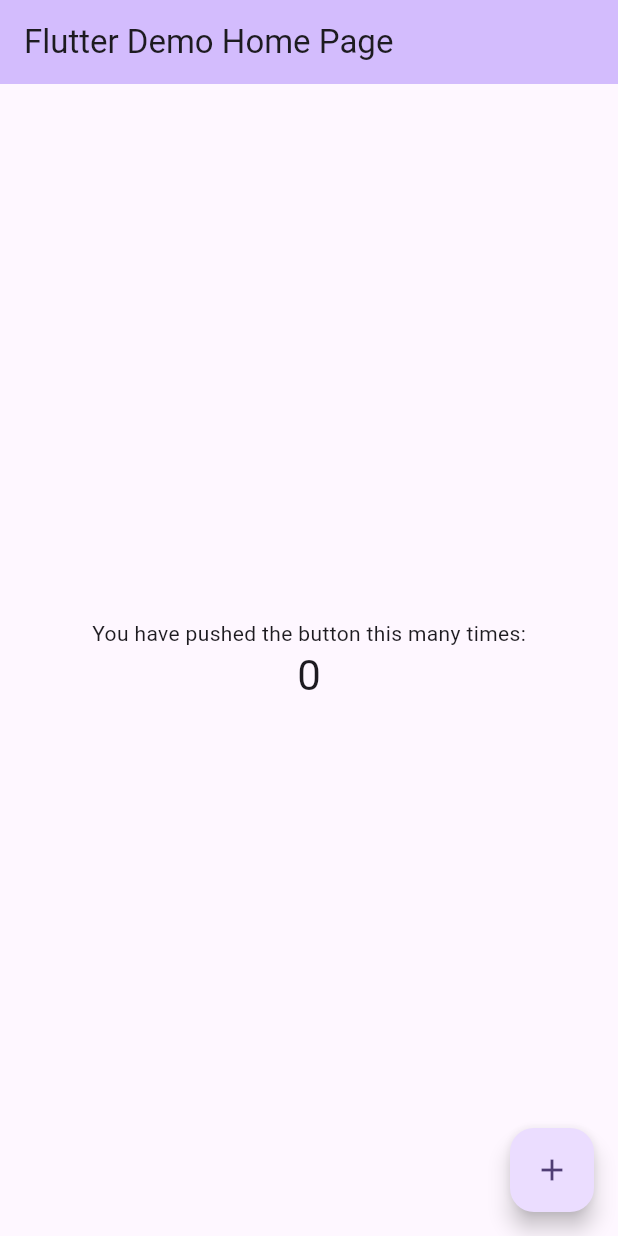
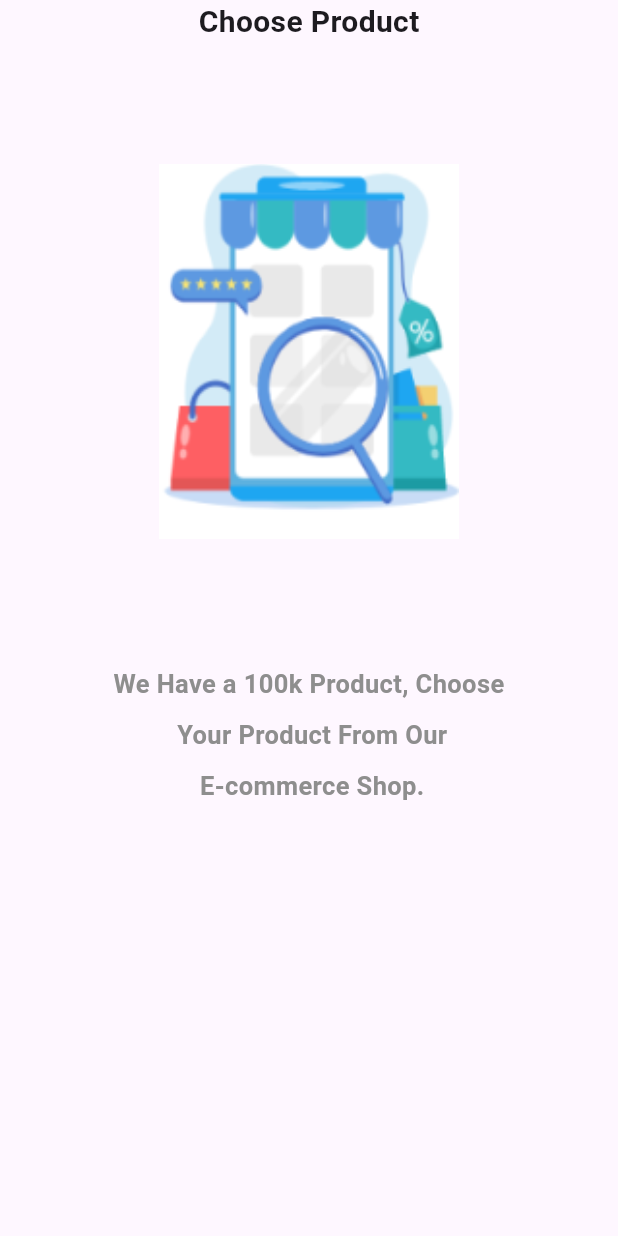
Before and after one commit to nadaeltorgoman/E-commerce_food_delivery, a Flutter app: the screen it shows after launch, on a phone screen of 412 x 824 dp. Run offline on Flutter 3.47's test engine with Material 3 defaults, Android fonts, the light colour scheme and no system bars; our stand-ins replace get.

Commit message:
onboarding part 1&2

```diff
--- /dev/null
+++ b/lib/core/constant/color.dart
@@ -0,0 +1,5 @@
+import 'package:flutter/material.dart';
+
+class AppColor{
+  static const Color grey = Color(0xff8e8e8e);
+}
--- /dev/null
+++ b/lib/core/constant/image_asset.dart
@@ -0,0 +1,7 @@
+class AppImageAsset {
+  static const String rootImage = "assets/images/onboardingImages";
+  static const String onBoardingImage1 = "$rootImage/onboarding1.PNG";
+  static const String onBoardingImage2 = "$rootImage/onboarding2.PNG";
+  static const String onBoardingImage3 = "$rootImage/onboarding3.PNG";
+  static const String onBoardingImage4 = "$rootImage/onboarding4.PNG";
+}
--- /dev/null
+++ b/lib/data/dataSource/static/static.dart
@@ -0,0 +1,25 @@
+import 'package:ecommerce_food_delivery/core/constant/image_asset.dart';
+import 'package:ecommerce_food_delivery/data/model/onboarding_model.dart';
+
+List<OnBoardingModel> onBoardingList = [
+  OnBoardingModel(
+      title: 'Choose Product',
+      image: AppImageAsset.onBoardingImage1,
+      body:
+          'We Have a 100k Product, Choose \n Your Product From Our \n E-commerce Shop.'),
+  OnBoardingModel(
+      title: 'Easy & Safe Payment',
+      image: AppImageAsset.onBoardingImage2,
+      body:
+          'Easy Checkout & Safe Payment \n Method. Trusted by our Customer \n from all over the world.'),
+  OnBoardingModel(
+      title: 'Track Your Order',
+      image: AppImageAsset.onBoardingImage3,
+      body:
+          'Best Tracker has been Used For \n Track Your order. You\'ll know where \n your product is at the moment.'),
+  OnBoardingModel(
+      title: 'Fast Delivery',
+      image: AppImageAsset.onBoardingImage4,
+      body:
+          'Reliable & Fast Delivery. We \n Deliver Your Product the fastest \n way possible.')
+];
--- /dev/null
+++ b/lib/data/model/onboarding_model.dart
@@ -0,0 +1,8 @@
+class OnBoardingModel {
+  final String? title;
+  final String? image;
+  final String? body;
+
+  OnBoardingModel(
+      {this.title, this.image, this.body});
+}
--- a/lib/main.dart
+++ b/lib/main.dart
@@ -1,4 +1,6 @@
+import 'package:ecommerce_food_delivery/view/screen/onboarding.dart';
 import 'package:flutter/material.dart';
+import 'package:get/get.dart';
 
 void main() {
   runApp(const MyApp());
@@ -10,116 +12,13 @@ class MyApp extends StatelessWidget {
   // This widget is the root of your application.
   @override
   Widget build(BuildContext context) {
-    return MaterialApp(
+    return GetMaterialApp(
+      debugShowCheckedModeBanner: false,
       title: 'Flutter Demo',
       theme: ThemeData(
-        // This is the theme of your application.
-        //
-        // TRY THIS: Try running your application with "flutter run". You'll see
-        // the application has a purple toolbar. Then, without quitting the app,
-        // try changing the seedColor in the colorScheme below to Colors.green
-        // and then invoke "hot reload" (save your changes or press the "hot
-        // reload" button in a Flutter-supported IDE, or press "r" if you used
-        // the command line to start the app).
-        //
-        // Notice that the counter didn't reset back to zero; the application
-        // state is not lost during the reload. To reset the state, use hot
-        // restart instead.
-        //
-        // This works for code too, not just values: Most code changes can be
-        // tested with just a hot reload.
-        colorScheme: ColorScheme.fromSeed(seedColor: Colors.deepPurple),
-        useMaterial3: true,
+        primarySwatch: Colors.blue
       ),
-      home: const MyHomePage(title: 'Flutter Demo Home Page'),
+      home: const Onboarding(),
     );
   }
 }
-
-class MyHomePage extends StatefulWidget {
-  const MyHomePage({super.key, required this.title});
-
-  // This widget is the home page of your application. It is stateful, meaning
-  // that it has a State object (defined below) that contains fields that affect
-  // how it looks.
-
-  // This class is the configuration for the state. It holds the values (in this
-  // case the title) provided by the parent (in this case the App widget) and
-  // used by the build method of the State. Fields in a Widget subclass are
-  // always marked "final".
-
-  final String title;
-
-  @override
-  State<MyHomePage> createState() => _MyHomePageState();
-}
-
-class _MyHomePageState extends State<MyHomePage> {
-  int _counter = 0;
-
-  void _incrementCounter() {
-    setState(() {
-      // This call to setState tells the Flutter framework that something has
-      // changed in this State, which causes it to rerun the build method below
-      // so that the display can reflect the updated values. If we changed
-      // _counter without calling setState(), then the build method would not be
-      // called again, and so nothing would appear to happen.
-      _counter++;
-    });
-  }
-
-  @override
-  Widget build(BuildContext context) {
-    // This method is rerun every time setState is called, for instance as done
-    // by the _incrementCounter method above.
-    //
-    // The Flutter framework has been optimized to make rerunning build methods
-    // fast, so that you can just rebuild anything that needs updating rather
-    // than having to individually change instances of widgets.
-    return Scaffold(
-      appBar: AppBar(
-        // TRY THIS: Try changing the color here to a specific color (to
-        // Colors.amber, perhaps?) and trigger a hot reload to see the AppBar
-        // change color while the other colors stay the same.
-        backgroundColor: Theme.of(context).colorScheme.inversePrimary,
-        // Here we take the value from the MyHomePage object that was created by
-        // the App.build method, and use it to set our appBar title.
-        title: Text(widget.title),
-      ),
-      body: Center(
-        // Center is a layout widget. It takes a single child and positions it
-        // in the middle of the parent.
-        child: Column(
-          // Column is also a layout widget. It takes a list of children and
-          // arranges them vertically. By default, it sizes itself to fit its
-          // children horizontally, and tries to be as tall as its parent.
-          //
-          // Column has various properties to control how it sizes itself and
-          // how it positions its children. Here we use mainAxisAlignment to
-          // center the children vertically; the main axis here is the vertical
-          // axis because Columns are vertical (the cross axis would be
-          // horizontal).
-          //
-          // TRY THIS: Invoke "debug painting" (choose the "Toggle Debug Paint"
-          // action in the IDE, or press "p" in the console), to see the
-          // wireFrame for each widget.
-          mainAxisAlignment: MainAxisAlignment.center,
-          children: <Widget>[
-            const Text(
-              'You have pushed the button this many times:',
-            ),
-            Text(
-              '$_counter',
-              style: Theme.of(context).textTheme.headlineMedium,
-            ),
-          ],
-        ),
-      ),
-      floatingActionButton: FloatingActionButton(
-        onPressed: _incrementCounter,
-        tooltip: 'Increment',
-        child: const Icon(Icons.add),
-      ), // This trailing comma makes auto-formatting nicer for build methods.
-    );
-  }
-}
--- /dev/null
+++ b/lib/view/screen/onboarding.dart
@@ -0,0 +1,57 @@
+import 'package:ecommerce_food_delivery/core/constant/color.dart';
+import 'package:ecommerce_food_delivery/data/dataSource/static/static.dart';
+import 'package:flutter/material.dart';
+
+class Onboarding extends StatelessWidget {
+  const Onboarding({super.key});
+
+  @override
+  Widget build(BuildContext context) {
+    return Scaffold(
+      body: SafeArea(
+        child: PageView.builder(
+          itemCount: onBoardingList.length,
+          itemBuilder: (context, index) {
+            return Column(
+              children: [
+                Text(
+                  onBoardingList[index].title!,
+                  style: const TextStyle(
+                    fontWeight: FontWeight.bold,
+                    fontSize: 20,
+                  ),
+                ),
+                const SizedBox(
+                  height: 80,
+                ),
+                Image.asset(
+                  onBoardingList[index].image!,
+                  width: 200,
+                  height: 250,
+                  fit: BoxFit.fill,
+                ),
+                const SizedBox(
+                  height: 80,
+                ),
+                Container(
+                  width: double.infinity,
+                  alignment: Alignment.center,
+                  child: Text(
+                    onBoardingList[index].body!,
+                    textAlign: TextAlign.center,
+                    style: const TextStyle(
+                      height: 2,
+                      fontSize: 17,
+                      fontWeight: FontWeight.bold,
+                      color: AppColor.grey,
+                    ),
+                  ),
+                ),
+              ],
+            );
+          },
+        ),
+      ),
+    );
+  }
+}
--- a/pubspec.yaml
+++ b/pubspec.yaml
@@ -118,8 +118,8 @@ flutter:
   fonts:
     - family: Cairo
       fonts:
-        - asset: assets/fonts/Cairo-Regular.ttf
-        - asset: assets/fonts/Cairo-Bold.ttf
+        - asset: assets/fonts/Cairo/Cairo-Regular.ttf
+        - asset: assets/fonts/Cairo/Cairo-Bold.ttf
           weight: 700
   #   - family: Trajan Pro
   #     fonts:
```
Also changed, not shown: assets/images/onboardingImages/onboarding1.PNG (renamed from assets/images/onboardingImages/onboardingone.PNG), assets/images/onboardingImages/onboarding2.PNG (renamed from assets/images/onboardingImages/onboardingtwo.PNG), assets/images/onboardingImages/onboarding3.PNG (renamed from assets/images/onboardingImages/onboardingthree.PNG), assets/images/onboardingImages/onboarding4.PNG (renamed from assets/images/onboardingImages/onboardingfour.PNG).
